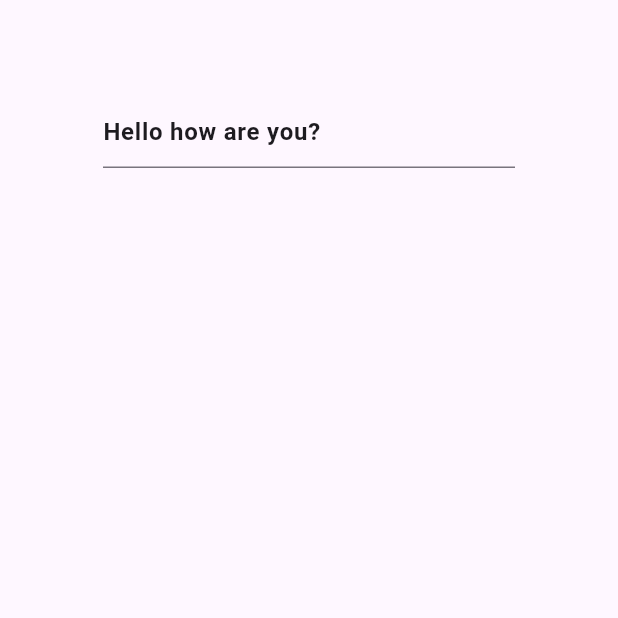
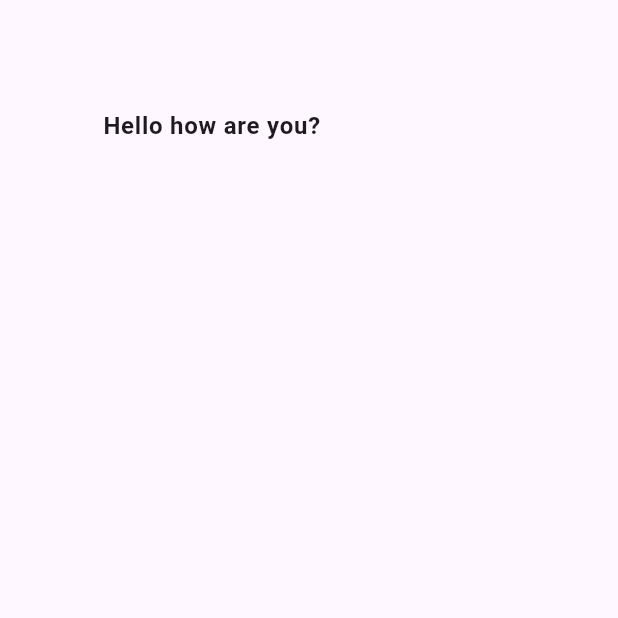
Before and after one commit to imaachman/Block-Text-Editor, a Flutter app: the screen it shows after launch, on a phone screen of 412 x 824 dp, the top half of it. Run offline on Flutter 3.47's test engine with Material 3 defaults, Android fonts, the phone set to English and light mode, and no system bars.

```diff
--- a/playground/lib/main.dart
+++ b/playground/lib/main.dart
@@ -15,6 +15,13 @@ class MainApp extends StatefulWidget {
 
 class _MainAppState extends State<MainApp> {
   final controller = RichTextEditingController(text: 'Hello how are you?');
+
+  @override
+  void dispose() {
+    controller.dispose();
+    super.dispose();
+  }
+
   @override
   Widget build(BuildContext context) {
     return MaterialApp(
@@ -28,9 +35,15 @@ class _MainAppState extends State<MainApp> {
                 width: constraints.maxWidth / 1.5,
                 child: RichTextField(
                   controller: controller,
-                  // contextMenuBuilder: (context, editableTextState) {
-                  //   return const Text('TOOLBAR');
-                  // },
+                  decoration: InputDecoration(
+                    border: InputBorder.none,
+                    hintText: 'Write something, or press \'/\' for commands...',
+                    hintStyle: Theme.of(context)
+                        .textTheme
+                        .bodyLarge
+                        ?.copyWith(fontWeight: FontWeight.w600),
+                  ),
+                  maxLines: null,
                   selectionControls: SelectionToolbar(),
                 ),
               );
```
Also changed, not shown: block_text_editor/lib/rich_text_field.dart (+0 -75 lines).
